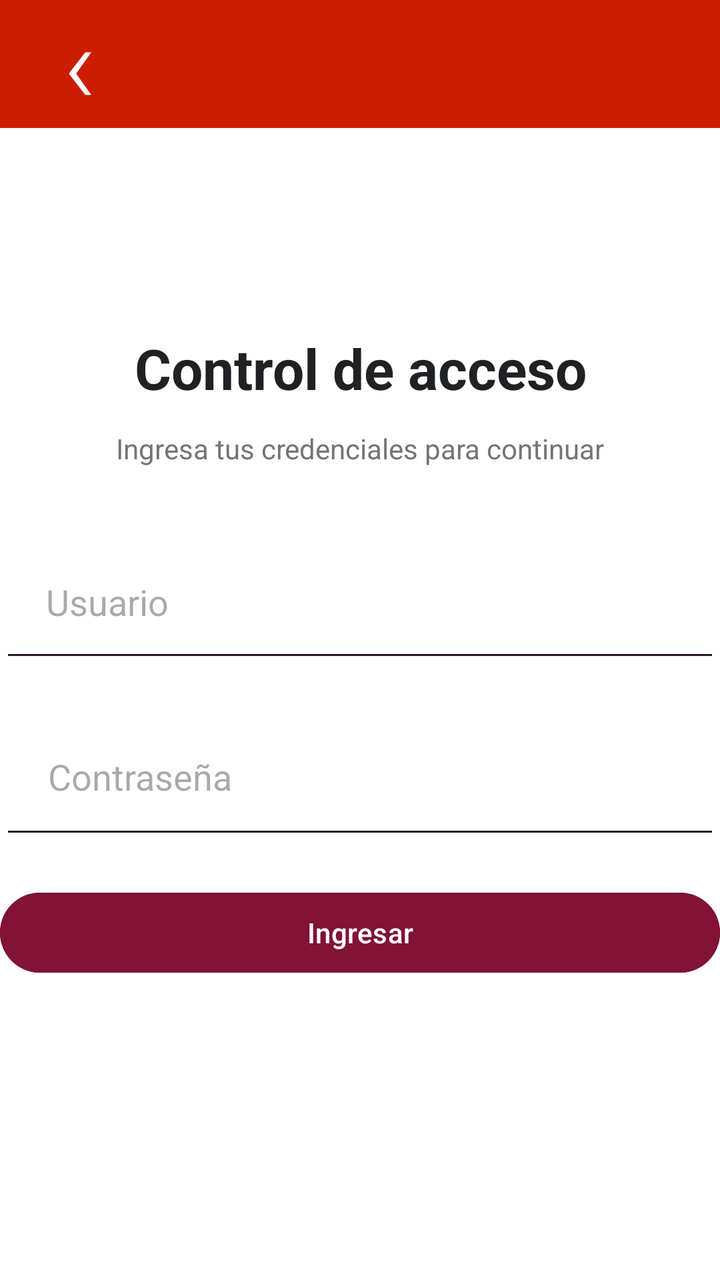
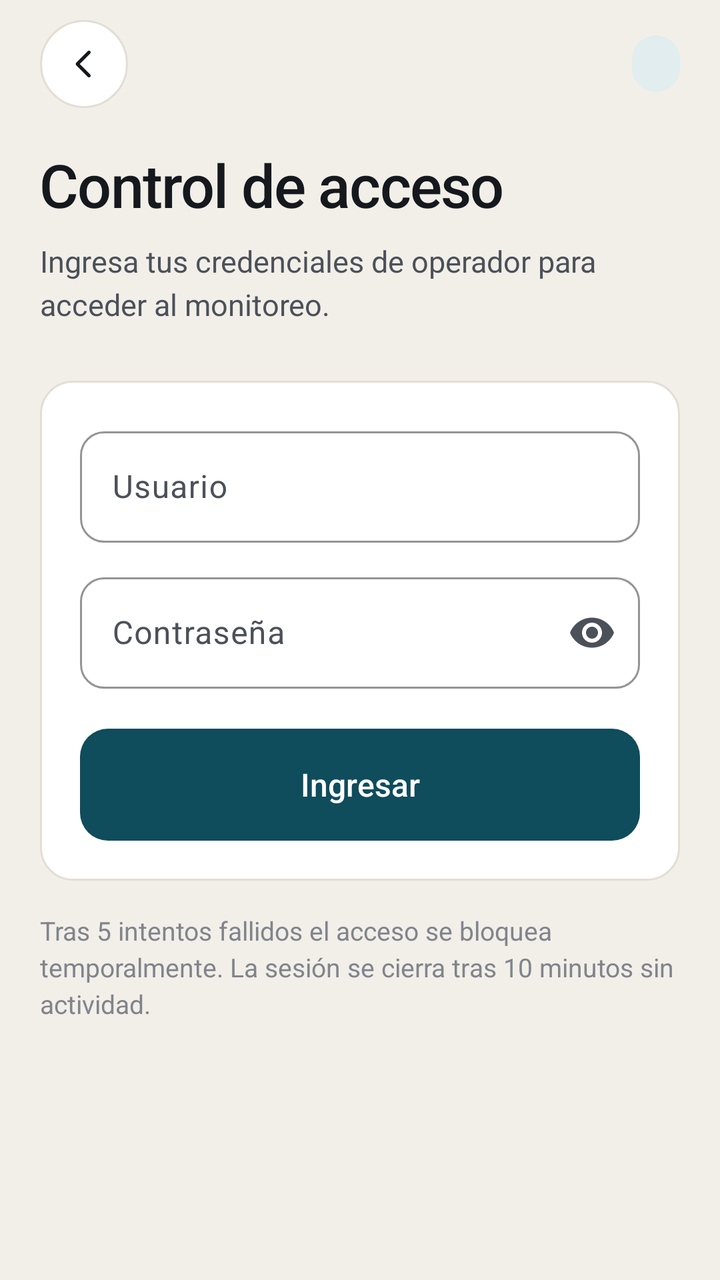

Before-and-after screenshots of an Android layout around one commit, followed by the original layout XML and the change that was made.
<!-- AndroidManifest.xml: application theme Theme.Test -->
<!-- res/layout/activity_login.xml -->
<?xml version="1.0" encoding="utf-8"?>
<LinearLayout xmlns:android="http://schemas.android.com/apk/res/android"
    android:layout_width="match_parent"
    android:layout_height="match_parent"
    android:orientation="vertical"
    android:padding="0dp"
    android:background="#FFFFFF">

    
    <LinearLayout
        android:id="@+id/headerSuperior"
        android:layout_width="match_parent"
        android:layout_height="64dp"
        android:orientation="horizontal"
        android:gravity="center_vertical"
        android:background="#CC1D00"
        android:paddingStart="8dp">

        <TextView
            android:id="@+id/btnVolverFlecha"
            android:layout_width="64dp"
            android:layout_height="64dp"
            android:gravity="center"
            android:text="‹"
            android:textColor="#FFFFFF"
            android:textSize="56sp"
            android:fontFamily="sans-serif-light"
            android:includeFontPadding="false"
            android:clickable="true"
            android:focusable="true"
            android:contentDescription="Volver a la pantalla anterior" />

    </LinearLayout>





    
    <LinearLayout
        android:layout_width="match_parent"
        android:layout_height="0dp"
        android:layout_weight="1"
        android:orientation="vertical"
        android:gravity="center"
        android:paddingBottom="48dp">

        <TextView
            android:layout_width="match_parent"
            android:layout_height="wrap_content"
            android:layout_marginBottom="12dp"
            android:gravity="center"
            android:text="Control de acceso"
            android:textColor="#202124"
            android:textSize="28sp"
            android:textStyle="bold" />

        <TextView
            android:layout_width="match_parent"
            android:layout_height="wrap_content"
            android:text="Ingresa tus credenciales para continuar"
            android:textSize="14sp"
            android:textColor="#757575"
            android:gravity="center"
            android:layout_marginBottom="32dp" />

        <EditText
            android:id="@+id/etUsuario"
            android:layout_width="match_parent"
            android:layout_height="wrap_content"
            android:hint="Usuario"
            android:inputType="text"
            android:maxLines="1"
            android:padding="23dp"
            android:backgroundTint="#2d142C"
            android:textColor="#000000" />

        <EditText
            android:id="@+id/etPassword"
            android:layout_width="match_parent"
            android:layout_height="wrap_content"
            android:hint="Contraseña"
            android:inputType="textPassword"
            android:maxLines="1"
            android:padding="24dp"
            android:layout_marginTop="16dp"
            android:backgroundTint="#2d142C"
            android:textColor="#000000"/>

        <Button
            android:id="@+id/btnIngresar"
            android:layout_width="match_parent"
            android:layout_height="wrap_content"
            android:text="Ingresar"
            android:textAllCaps="false"
            android:layout_marginTop="18dp"
            android:backgroundTint="#801336"
            android:textColor="#FFFFFF"/>

    </LinearLayout>

</LinearLayout>
<!-- resources referenced by this layout -->
<resources>
  <style name="Base.Theme.Test" parent="Theme.Material3.DayNight.NoActionBar">
          
          
      </style>
  <!-- unchanged entries left out for length: 1 -->
</resources>

<!-- the commit's change to res/layout/activity_login.xml (unified diff, before → after) -->
@@ -1,102 +1,150 @@
+<?xml version="1.0" encoding="utf-8"?>
+<LinearLayout xmlns:android="http://schemas.android.com/apk/res/android"
+    xmlns:app="http://schemas.android.com/apk/res-auto"
+    android:id="@+id/raiz"
+    android:layout_width="match_parent"
+    android:layout_height="match_parent"
+    android:background="@color/fondo"
+    android:orientation="vertical">
+
+    <include layout="@layout/view_header" />
+
+    <ScrollView
+        android:layout_width="match_parent"
+        android:layout_height="0dp"
+        android:layout_weight="1"
+        android:fillViewport="true">
+
+        <LinearLayout
+            android:layout_width="match_parent"
+            android:layout_height="wrap_content"
+            android:orientation="vertical"
+            android:paddingStart="@dimen/margen_pantalla"
+            android:paddingTop="8dp"
+            android:paddingEnd="@dimen/margen_pantalla"
+            android:paddingBottom="@dimen/margen_pantalla">
+
+            <TextView
+                style="@style/Texto.Titulo"
+                android:layout_width="match_parent"
+                android:layout_height="wrap_content"
+                android:text="Control de acceso" />
+
+            <TextView
+                style="@style/Texto.Subtitulo"
+                android:layout_width="match_parent"
+                android:layout_height="wrap_content"
+                android:layout_marginTop="8dp"
+                android:text="Ingresa tus credenciales de operador para acceder al monitoreo." />
+
+            <LinearLayout
+                style="@style/Tarjeta"
+                android:layout_width="match_parent"
+                android:layout_height="wrap_content"
+                android:layout_marginTop="@dimen/separacion_seccion"
+                android:orientation="vertical"
+                android:padding="20dp">
+
+                <com.google.android.material.textfield.TextInputLayout
+                    style="@style/Campo"
+                    android:layout_width="match_parent"
+                    android:layout_height="wrap_content"
+                    android:hint="Usuario">
+
+                    <com.google.android.material.textfield.TextInputEditText
+                        android:id="@+id/etUsuario"
+                        android:layout_width="match_parent"
+                        android:layout_height="wrap_content"
+                        android:importantForAutofill="no"
+                        android:inputType="text"
+                        android:maxLength="32"
+                        android:maxLines="1"
+                        android:textColor="@color/tinta" />
+                </com.google.android.material.textfield.TextInputLayout>
+
+                <com.google.android.material.textfield.TextInputLayout
+                    style="@style/Campo"
+                    android:layout_width="match_parent"
+                    android:layout_height="wrap_content"
+                    android:layout_marginTop="@dimen/separacion"
+                    android:hint="Contraseña"
+                    app:endIconMode="password_toggle">
+
+                    <com.google.android.material.textfield.TextInputEditText
+                        android:id="@+id/etPassword"
+                        android:layout_width="match_parent"
+                        android:layout_height="wrap_content"
+                        android:importantForAutofill="no"
+                        android:inputType="textPassword"
+                        android:maxLength="64"
+                        android:maxLines="1"
+                        android:textColor="@color/tinta" />
+                </com.google.android.material.textfield.TextInputLayout>
+
+                <TextView
+                    android:id="@+id/tvAvisoLogin"
+                    android:layout_width="match_parent"
+                    android:layout_height="wrap_content"
+                    android:layout_marginTop="@dimen/separacion"
+                    android:background="@drawable/bg_aviso"
+                    android:padding="12dp"
+                    android:textColor="@color/alerta"
+                    android:textSize="13sp"
+                    android:visibility="gone" />
+
+                <com.google.android.material.button.MaterialButton
+                    android:id="@+id/btnIngresar"
+                    style="@style/Boton"
+                    android:layout_width="match_parent"
+                    android:layout_height="wrap_content"
+                    android:layout_marginTop="20dp"
+                    android:text="Ingresar" />
+            </LinearLayout>
+
+            <TextView
+                style="@style/Texto.Etiqueta"
+                android:layout_width="match_parent"
+                android:layout_height="wrap_content"
+                android:layout_marginTop="16dp"
+                android:lineSpacingExtra="3dp"
+                android:text="Tras 5 intentos fallidos el acceso se bloquea temporalmente. La sesión se cierra tras 10 minutos sin actividad."
+                android:textColor="@color/tinta_3" />
+
+        </LinearLayout>
+    </ScrollView>
+</LinearLayout>
+<!-- res/layout/view_header.xml (included above) -->
 <?xml version="1.0" encoding="utf-8"?>
 <LinearLayout xmlns:android="http://schemas.android.com/apk/res/android"
     android:layout_width="match_parent"
-    android:layout_height="match_parent"
-    android:orientation="vertical"
-    android:padding="0dp"
-    android:background="#FFFFFF">
+    android:layout_height="64dp"
+    android:gravity="center_vertical"
+    android:orientation="horizontal"
+    android:paddingStart="@dimen/margen_pantalla"
+    android:paddingEnd="@dimen/margen_pantalla">
 
-    
-    <LinearLayout
-        android:id="@+id/headerSuperior"
-        android:layout_width="match_parent"
-        android:layout_height="64dp"
-        android:orientation="horizontal"
-        android:gravity="center_vertical"
-        android:background="#CC1D00"
-        android:paddingStart="8dp">
+    <ImageButton
+        android:id="@+id/btnVolver"
+        android:layout_width="44dp"
+        android:layout_height="44dp"
+        android:background="@drawable/bg_btn_volver"
+        android:contentDescription="Volver"
+        android:src="@drawable/ic_volver" />
 
-        <TextView
-            android:id="@+id/btnVolverFlecha"
-            android:layout_width="64dp"
-            android:layout_height="64dp"
-            android:gravity="center"
-            android:text="‹"
-            android:textColor="#FFFFFF"
-            android:textSize="56sp"
-            android:fontFamily="sans-serif-light"
-            android:includeFontPadding="false"
-            android:clickable="true"
-            android:focusable="true"
-            android:contentDescription="Volver a la pantalla anterior" />
+    <View
+        android:layout_width="0dp"
+        android:layout_height="1dp"
+        android:layout_weight="1" />
 
-    </LinearLayout>
-
-
-
-
-
-    
-    <LinearLayout
-        android:layout_width="match_parent"
-        android:layout_height="0dp"
-        android:layout_weight="1"
-        android:orientation="vertical"
-        android:gravity="center"
-        android:paddingBottom="48dp">
-
-        <TextView
-            android:layout_width="match_parent"
-            android:layout_height="wrap_content"
-            android:layout_marginBottom="12dp"
-            android:gravity="center"
-            android:text="Control de acceso"
-            android:textColor="#202124"
-            android:textSize="28sp"
-            android:textStyle="bold" />
-
-        <TextView
-            android:layout_width="match_parent"
-            android:layout_height="wrap_content"
-            android:text="Ingresa tus credenciales para continuar"
-            android:textSize="14sp"
-            android:textColor="#757575"
-            android:gravity="center"
-            android:layout_marginBottom="32dp" />
-
-        <EditText
-            android:id="@+id/etUsuario"
-            android:layout_width="match_parent"
-            android:layout_height="wrap_content"
-            android:hint="Usuario"
-            android:inputType="text"
-            android:maxLines="1"
-            android:padding="23dp"
-            android:backgroundTint="#2d142C"
-            android:textColor="#000000" />
-
-        <EditText
-            android:id="@+id/etPassword"
-            android:layout_width="match_parent"
-            android:layout_height="wrap_content"
-            android:hint="Contraseña"
-            android:inputType="textPassword"
-            android:maxLines="1"
-            android:padding="24dp"
-            android:layout_marginTop="16dp"
-            android:backgroundTint="#2d142C"
-            android:textColor="#000000"/>
-
-        <Button
-            android:id="@+id/btnIngresar"
-            android:layout_width="match_parent"
-            android:layout_height="wrap_content"
-            android:text="Ingresar"
-            android:textAllCaps="false"
-            android:layout_marginTop="18dp"
-            android:backgroundTint="#801336"
-            android:textColor="#FFFFFF"/>
-
-    </LinearLayout>
+    <TextView
+        android:id="@+id/tvPaso"
+        style="@style/Texto.Eyebrow"
+        android:layout_width="wrap_content"
+        android:layout_height="wrap_content"
+        android:background="@drawable/bg_chip"
+        android:paddingStart="12dp"
+        android:paddingTop="6dp"
+        android:paddingEnd="12dp"
+        android:paddingBottom="6dp" />
 
 </LinearLayout>
<!-- resource entries referenced after the edit -->
@@ -1,9 +1,132 @@
 <!-- resources referenced by this layout -->
 <resources>
-  <style name="Base.Theme.Test" parent="Theme.Material3.DayNight.NoActionBar">
-          
-          
+  <color name="alerta">#B26A00</color>
+  <color name="fondo">#F2EFE9</color>
+  <color name="tinta">#15181C</color>
+  <color name="tinta_3">#80858C</color>
+  <dimen name="margen_pantalla">20dp</dimen>
+  <dimen name="separacion">12dp</dimen>
+  <dimen name="separacion_seccion">28dp</dimen>
+  <!-- drawable bg_aviso (drawable) -->
+  <?xml version="1.0" encoding="utf-8"?>
+  <shape xmlns:android="http://schemas.android.com/apk/res/android" android:shape="rectangle">
+      <solid android:color="@color/alerta_suave" />
+      <corners android:radius="12dp" />
+  </shape>
+  <!-- drawable bg_btn_volver (drawable) -->
+  <?xml version="1.0" encoding="utf-8"?>
+  <ripple xmlns:android="http://schemas.android.com/apk/res/android"
+      android:color="@color/acento_suave">
+      <item>
+          <shape android:shape="oval">
+              <solid android:color="@color/superficie" />
+              <stroke android:width="1dp" android:color="@color/borde" />
+          </shape>
+      </item>
+  </ripple>
+  <!-- drawable bg_chip (drawable) -->
+  <?xml version="1.0" encoding="utf-8"?>
+  <shape xmlns:android="http://schemas.android.com/apk/res/android" android:shape="rectangle">
+      <solid android:color="@color/acento_suave" />
+      <corners android:radius="100dp" />
+  </shape>
+  <!-- drawable ic_volver (drawable) -->
+  <vector xmlns:android="http://schemas.android.com/apk/res/android"
+      android:width="20dp"
+      android:height="20dp"
+      android:viewportWidth="24"
+      android:viewportHeight="24">
+      <path
+          android:pathData="M15,5 L8,12 L15,19"
+          android:strokeColor="#15181C"
+          android:strokeWidth="2"
+          android:strokeLineCap="round"
+          android:strokeLineJoin="round" />
+  </vector>
+  <style name="Boton" parent="Widget.Material3.Button">
+          <item name="android:minHeight">@dimen/alto_boton</item>
+          <item name="android:insetTop">0dp</item>
+          <item name="android:insetBottom">0dp</item>
+          <item name="backgroundTint">@color/btn_primario_bg</item>
+          <item name="android:textColor">@color/white</item>
+          <item name="cornerRadius">14dp</item>
+          <item name="android:textAllCaps">false</item>
+          <item name="android:textSize">16sp</item>
+          <item name="android:fontFamily">sans-serif-medium</item>
+          <item name="android:letterSpacing">0</item>
       </style>
+  <style name="Campo" parent="Widget.Material3.TextInputLayout.OutlinedBox">
+          <item name="boxCornerRadiusTopStart">12dp</item>
+          <item name="boxCornerRadiusTopEnd">12dp</item>
+          <item name="boxCornerRadiusBottomStart">12dp</item>
+          <item name="boxCornerRadiusBottomEnd">12dp</item>
+          <item name="boxStrokeColor">@color/acento</item>
+          <item name="boxBackgroundColor">@color/superficie</item>
+          <item name="hintTextColor">@color/acento</item>
+      </style>
+  <style name="Tarjeta" parent="">
+          <item name="android:background">@drawable/bg_card</item>
+          <item name="android:padding">@dimen/padding_tarjeta</item>
+      </style>
+  <style name="Texto.Etiqueta">
+          <item name="android:textSize">13sp</item>
+          <item name="android:textColor">@color/tinta_2</item>
+      </style>
+  <style name="Texto.Eyebrow">
+          <item name="android:textSize">12sp</item>
+          <item name="android:textColor">@color/acento</item>
+          <item name="android:fontFamily">sans-serif-condensed</item>
+          <item name="android:textStyle">bold</item>
+          <item name="android:letterSpacing">0.14</item>
+          <item name="android:textAllCaps">true</item>
+      </style>
+  <style name="Texto.Subtitulo">
+          <item name="android:textSize">15sp</item>
+          <item name="android:textColor">@color/tinta_2</item>
+          <item name="android:lineSpacingExtra">4dp</item>
+      </style>
+  <style name="Texto.Titulo">
+          <item name="android:textSize">30sp</item>
+          <item name="android:textColor">@color/tinta</item>
+          <item name="android:fontFamily">sans-serif-medium</item>
+          <item name="android:letterSpacing">-0.02</item>
+      </style>
+  <color name="alerta_suave">#FBF0DC</color>
+  <color name="acento_suave">#E1EDEE</color>
+  <color name="superficie">#FFFFFF</color>
+  <color name="borde">#E3DED4</color>
+  <dimen name="alto_boton">56dp</dimen>
+  <color name="white">#FFFFFFFF</color>
+  <color name="acento">#0F4C5C</color>
+  <!-- drawable bg_card (drawable) -->
+  <?xml version="1.0" encoding="utf-8"?>
+  <shape xmlns:android="http://schemas.android.com/apk/res/android" android:shape="rectangle">
+      <solid android:color="@color/superficie" />
+      <corners android:radius="@dimen/radio_tarjeta" />
+      <stroke android:width="1dp" android:color="@color/borde" />
+  </shape>
+  <dimen name="padding_tarjeta">16dp</dimen>
+  <color name="tinta_2">#4B5159</color>
+  <style name="Base.Theme.Test" parent="Theme.Material3.Light.NoActionBar">
+          <item name="colorPrimary">@color/acento</item>
+          <item name="colorOnPrimary">@color/white</item>
+          <item name="colorPrimaryContainer">@color/acento_suave</item>
+          <item name="colorOnPrimaryContainer">@color/acento_oscuro</item>
+          <item name="colorSecondary">@color/temp</item>
+          <item name="colorError">@color/error</item>
+          <item name="colorSurface">@color/superficie</item>
+          <item name="colorOnSurface">@color/tinta</item>
+          <item name="colorOnSurfaceVariant">@color/tinta_2</item>
+          <item name="colorOutline">@color/borde</item>
+          <item name="android:colorBackground">@color/fondo</item>
+          <item name="android:windowBackground">@color/fondo</item>
+          <item name="android:windowLightStatusBar">true</item>
+          <item name="android:windowLightNavigationBar" tools:targetApi="27">true</item>
+      </style>
+  <dimen name="radio_tarjeta">16dp</dimen>
+  <color name="acento_oscuro">#0A3640</color>
+  <color name="temp">#C2410C</color>
+  <color name="error">#B3261E</color>
   <!-- unchanged entries left out for length: 1 -->
 </resources>
 
